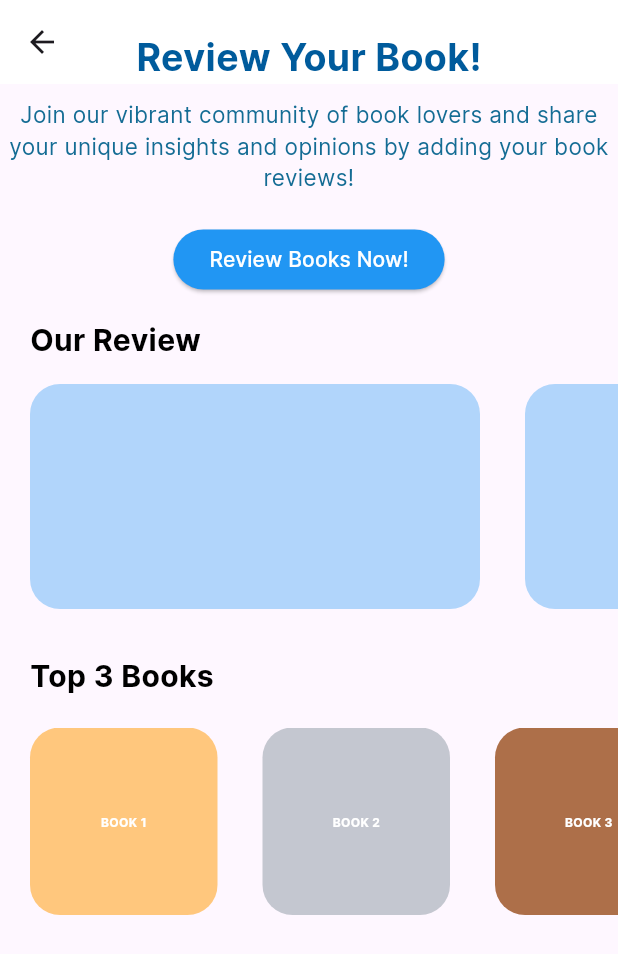
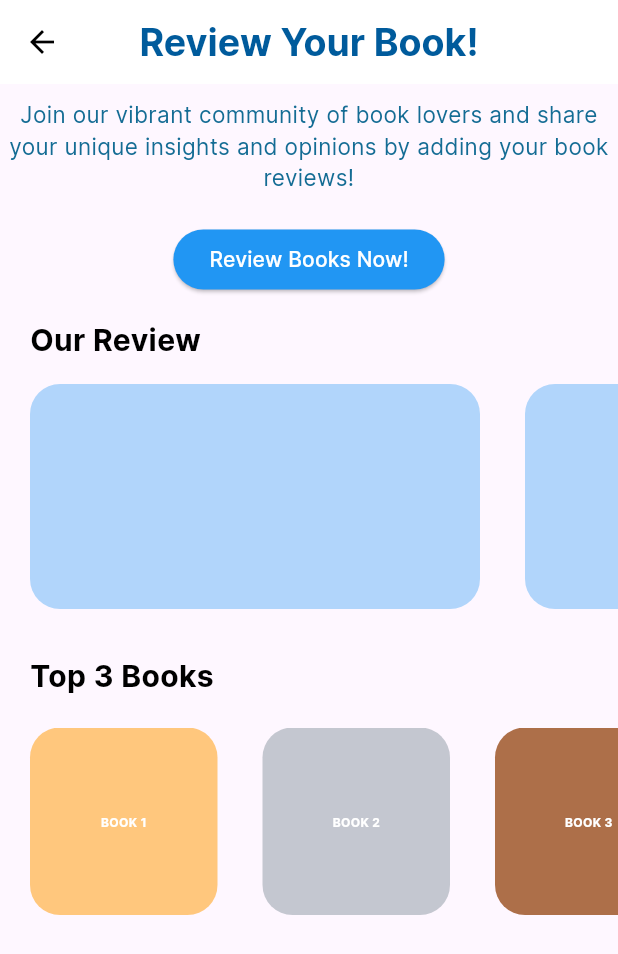
Before and after one commit to C05-PBP-2023/literasea-mobile, a Flutter app: the ReviewPage screen opened directly, on a phone screen of 412 x 824 dp. Shown: the top 954 px of the screen. Run offline on Flutter 3.47's test engine with Material 3 defaults, Android fonts, the phone set to English and light mode, and no system bars; our stand-ins replace google_fonts; missing offline and left inert: pbp_django_auth.

Commit message:
fix appbar appearance

```diff
--- a/lib/authentication/screens/login_page.dart
+++ b/lib/authentication/screens/login_page.dart
@@ -2,25 +2,6 @@ import 'package:flutter/material.dart';
 import 'package:literasea_mobile/screens/root_page.dart';
 import 'package:pbp_django_auth/pbp_django_auth.dart';
 import 'package:provider/provider.dart';
-
-void main() {
-  runApp(const LoginApp());
-}
-
-class LoginApp extends StatelessWidget {
-  const LoginApp({super.key});
-
-  @override
-  Widget build(BuildContext context) {
-    return MaterialApp(
-      title: 'Login',
-      theme: ThemeData(
-        primarySwatch: Colors.blue,
-      ),
-      home: const LoginPage(),
-    );
-  }
-}
 
 class LoginPage extends StatefulWidget {
   const LoginPage({super.key});
--- a/lib/review/screens/review.dart
+++ b/lib/review/screens/review.dart
@@ -29,7 +29,10 @@ class ReviewPage extends StatelessWidget {
               onPressed: () {
                 showRedirectingSnackbar(context); // Show snackbar
                 // Uncomment the next line if you want to navigate to another page
-                Navigator.push(context, MaterialPageRoute(builder: (context) => const ReviewProductPage()));
+                Navigator.push(
+                    context,
+                    MaterialPageRoute(
+                        builder: (context) => const ReviewProductPage()));
               },
               style: ElevatedButton.styleFrom(
                 minimumSize: Size(80, 40),
@@ -45,7 +48,7 @@ class ReviewPage extends StatelessWidget {
             ),
             const SizedBox(height: 15),
             Container(
-              padding: const EdgeInsets.only(left : 20),
+              padding: const EdgeInsets.only(left: 20),
               alignment: Alignment.centerLeft,
               child: const Text(
                 "Our Review",
@@ -58,30 +61,26 @@ class ReviewPage extends StatelessWidget {
                 ),
               ),
             ),
-            const SizedBox(height : 15),
+            const SizedBox(height: 15),
             Container(
               height: 150,
               child: ListView.separated(
                   scrollDirection: Axis.horizontal,
                   itemCount: 15, //ini nyoba dulu
-                separatorBuilder: (context,index) => SizedBox(width: 30),
-                padding: EdgeInsets.only(
-                  left: 20,
-                  right: 20
-                ),
-                itemBuilder: (context, index){
+                  separatorBuilder: (context, index) => SizedBox(width: 30),
+                  padding: EdgeInsets.only(left: 20, right: 20),
+                  itemBuilder: (context, index) {
                     return Container(
                       width: 300,
                       decoration: BoxDecoration(
                           color: Colors.blue.withOpacity(0.35),
-                      borderRadius: BorderRadius.circular(20)
-                    ),
+                          borderRadius: BorderRadius.circular(20)),
                     );
                   }),
             ),
             const SizedBox(height: 30),
             Container(
-              padding: const EdgeInsets.only(left : 20),
+              padding: const EdgeInsets.only(left: 20),
               alignment: Alignment.centerLeft,
               child: const Text(
                 "Top 3 Books",
@@ -100,21 +99,20 @@ class ReviewPage extends StatelessWidget {
               child: ListView.separated(
                   scrollDirection: Axis.horizontal,
                   itemCount: 3, //ini nyoba dulu
-                separatorBuilder: (context,index) => SizedBox(width: 30),
-                padding: const EdgeInsets.only(
-                  left: 20,
-                  right: 10
-                ),
-                itemBuilder: (context, index){
-
-                  List<Color> backgroundJuara = [Color(0xFFBB5C),Color(0xB6BBC4), Color(0x994D1C)];
+                  separatorBuilder: (context, index) => SizedBox(width: 30),
+                  padding: const EdgeInsets.only(left: 20, right: 10),
+                  itemBuilder: (context, index) {
+                    List<Color> backgroundJuara = [
+                      Color(0xFFBB5C),
+                      Color(0xB6BBC4),
+                      Color(0x994D1C)
+                    ];
                     return Container(
                       width: 125,
                       height: 125,
                       decoration: BoxDecoration(
                           color: backgroundJuara[index].withOpacity(0.8),
-                      borderRadius: BorderRadius.circular(20)
-                    ),
+                          borderRadius: BorderRadius.circular(20)),
                       child: Center(
                           child: Text(
                         'BOOK ${index + 1}',
@@ -122,10 +120,8 @@ class ReviewPage extends StatelessWidget {
                             fontFamily: 'Inter',
                             color: Colors.white,
                             fontSize: 8,
-                          fontWeight: FontWeight.bold
-                        ),
-                      )
-                    ),
+                            fontWeight: FontWeight.bold),
+                      )),
                     );
                   }),
             ),
@@ -137,10 +133,7 @@ class ReviewPage extends StatelessWidget {
 
   AppBar appBar() {
     return AppBar(
-      flexibleSpace: const Column(
-        children: [
-          SizedBox(height: 20),
-          Text(
+      title: Text(
         'Review Your Book!',
         style: TextStyle(
           color: Color(0xFF005B9C),
@@ -149,8 +142,21 @@ class ReviewPage extends StatelessWidget {
           fontWeight: FontWeight.bold,
         ),
       ),
-        ],
-      ),
+      iconTheme: IconThemeData(color: Colors.black),
+      // flexibleSpace: const Column(
+      //   children: [
+      //     SizedBox(height: 20),
+      //     Text(
+      //       'Review Your Book!',
+      //       style: TextStyle(
+      //         color: Color(0xFF005B9C),
+      //         fontFamily: 'Inter',
+      //         fontSize: 25,
+      //         fontWeight: FontWeight.bold,
+      //       ),
+      //     ),
+      //   ],
+      // ),
       backgroundColor: Colors.white,
       centerTitle: true,
       elevation: 0.0,
@@ -159,7 +165,8 @@ class ReviewPage extends StatelessWidget {
 
   void showRedirectingSnackbar(BuildContext context) {
     const snackBar = SnackBar(
-      content: Text('Directing to our catalog...'), backgroundColor: Color(0xFF0C356A),
+      content: Text('Directing to our catalog...'),
+      backgroundColor: Color(0xFF0C356A),
       duration: Duration(seconds: 3),
     );
 
```
Lines whose indentation alone changed are shown as unchanged.
